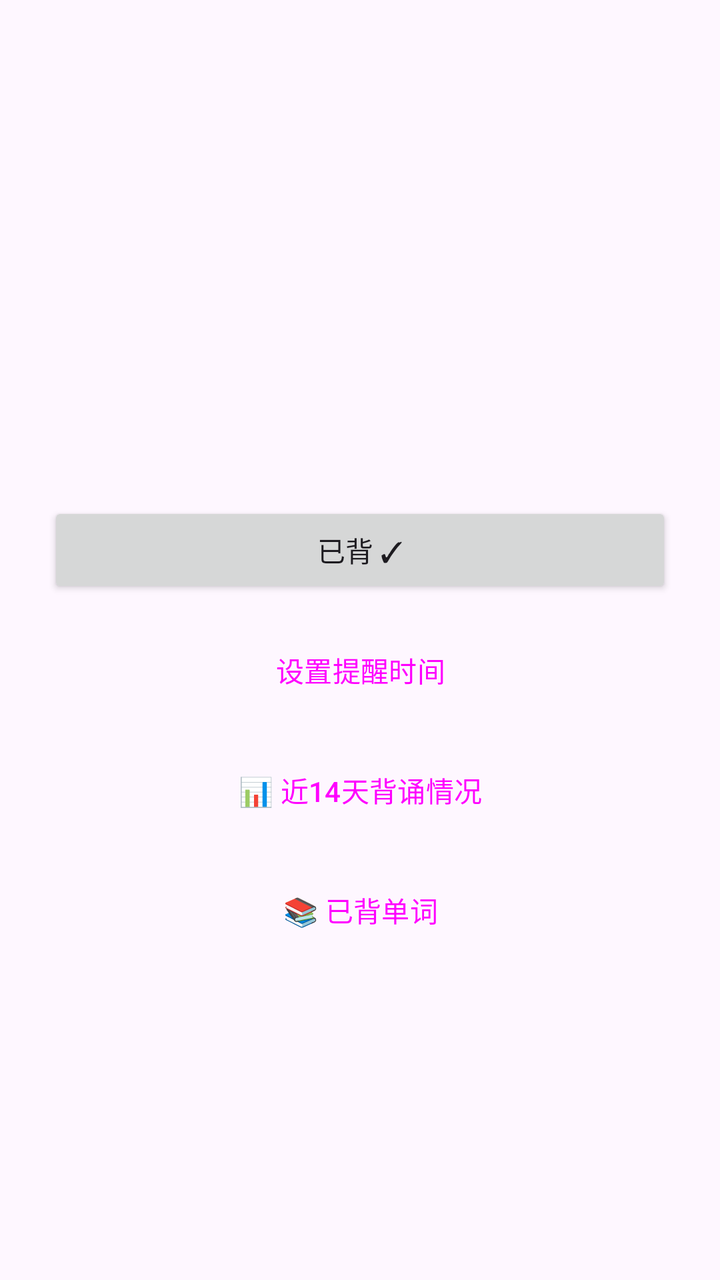
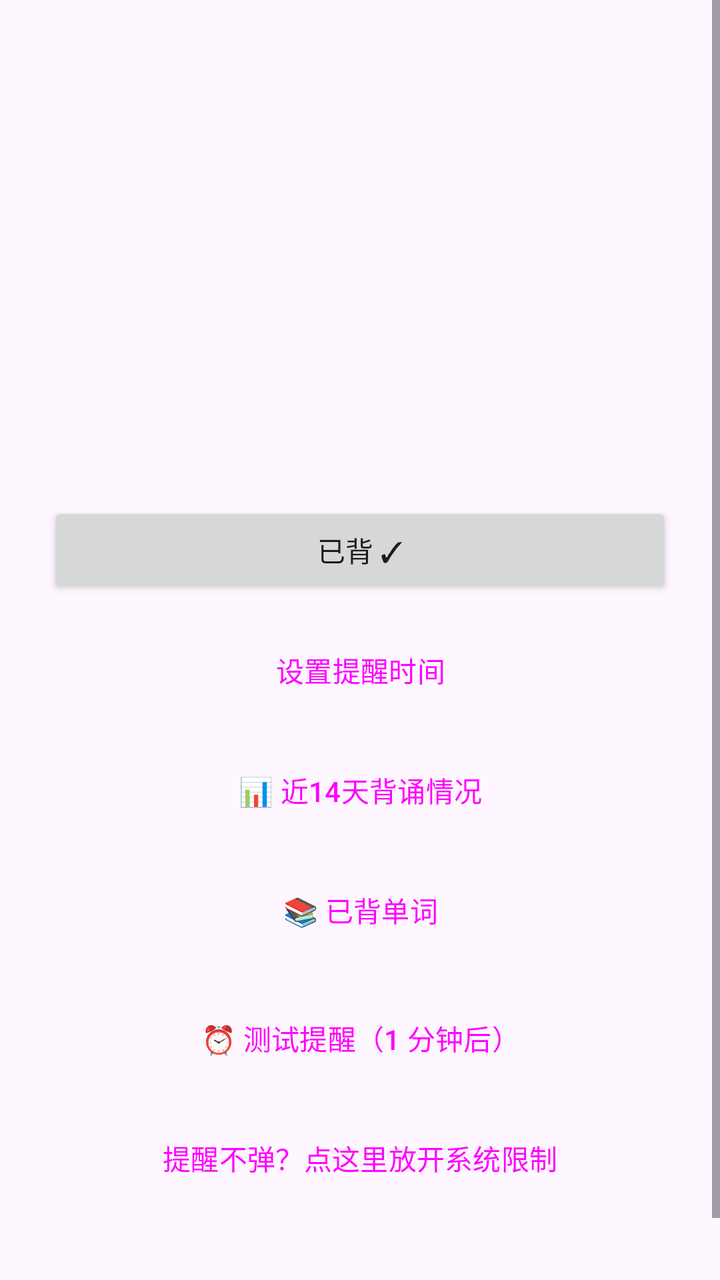

Before-and-after screenshots of an Android layout around one commit, followed by the original layout XML and the change that was made.
<!-- AndroidManifest.xml: application theme Theme.WordReminder -->
<!-- res/layout/activity_main.xml -->
<?xml version="1.0" encoding="utf-8"?>
<ScrollView xmlns:android="http://schemas.android.com/apk/res/android"
    android:layout_width="match_parent"
    android:layout_height="match_parent"
    android:background="?attr/colorSurface">

    <LinearLayout
        android:orientation="vertical"
        android:padding="24dp"
        android:layout_width="match_parent"
        android:layout_height="wrap_content">

        <TextView
            android:id="@+id/tvDate"
            android:layout_width="wrap_content"
            android:layout_height="wrap_content"
            android:textColor="?attr/colorPrimary"
            android:textSize="14sp" />

        <TextView
            android:id="@+id/tvQueue"
            android:layout_width="wrap_content"
            android:layout_height="wrap_content"
            android:layout_marginTop="4dp"
            android:textSize="13sp"
            android:textColor="#888888" />

        <TextView
            android:id="@+id/tvWord"
            android:layout_width="match_parent"
            android:layout_height="wrap_content"
            android:layout_marginTop="8dp"
            android:textSize="40sp"
            android:textStyle="bold" />

        <TextView
            android:id="@+id/tvPhonetic"
            android:layout_width="match_parent"
            android:layout_height="wrap_content"
            android:textSize="16sp"
            android:textColor="#666666" />

        <TextView
            android:id="@+id/tvMeaning"
            android:layout_width="match_parent"
            android:layout_height="wrap_content"
            android:layout_marginTop="16dp"
            android:textSize="20sp" />

        <TextView
            android:id="@+id/tvExample"
            android:layout_width="match_parent"
            android:layout_height="wrap_content"
            android:layout_marginTop="12dp"
            android:textSize="15sp"
            android:textColor="#555555" />

        <Button
            android:id="@+id/btnDone"
            android:layout_width="match_parent"
            android:layout_height="wrap_content"
            android:layout_marginTop="28dp"
            android:text="已背 ✓" />

        <Button
            android:id="@+id/btnSettings"
            android:layout_width="match_parent"
            android:layout_height="wrap_content"
            android:layout_marginTop="12dp"
            android:text="设置提醒时间"
            style="?attr/materialButtonOutlinedStyle" />

        <Button
            android:id="@+id/btnStats"
            android:layout_width="match_parent"
            android:layout_height="wrap_content"
            android:layout_marginTop="12dp"
            android:text="📊 近14天背诵情况"
            style="?attr/materialButtonOutlinedStyle" />

        <Button
            android:id="@+id/btnLearned"
            android:layout_width="match_parent"
            android:layout_height="wrap_content"
            android:layout_marginTop="12dp"
            android:text="📚 已背单词"
            style="?attr/materialButtonOutlinedStyle" />

        <Button
            android:id="@+id/btnExit"
            android:layout_width="match_parent"
            android:layout_height="wrap_content"
            android:layout_marginTop="12dp"
            android:text="退出程序"
            android:visibility="gone"
            style="?attr/materialButtonOutlinedStyle" />

        <TextView
            android:id="@+id/tvStreak"
            android:layout_width="match_parent"
            android:layout_height="wrap_content"
            android:layout_marginTop="24dp"
            android:textSize="16sp"
            android:textStyle="bold"
            android:gravity="center" />
    </LinearLayout>
</ScrollView>
<!-- resources referenced by this layout -->
<resources>
  <style name="Theme.WordReminder" parent="Theme.Material3.DayNight.NoActionBar">
          <item name="colorPrimary">@color/purple_500</item>
          <item name="colorPrimaryDark">@color/purple_700</item>
      </style>
  <color name="purple_500">#6750A4</color>
  <color name="purple_700">#21005D</color>
</resources>

<!-- the commit's change to res/layout/activity_main.xml (unified diff, before → after) -->
@@ -95,6 +95,22 @@
             android:visibility="gone"
             style="?attr/materialButtonOutlinedStyle" />
 
+        <Button
+            android:id="@+id/btnTest"
+            android:layout_width="match_parent"
+            android:layout_height="wrap_content"
+            android:layout_marginTop="16dp"
+            android:text="⏰ 测试提醒（1 分钟后）"
+            style="?attr/materialButtonOutlinedStyle" />
+
+        <Button
+            android:id="@+id/btnFix"
+            android:layout_width="match_parent"
+            android:layout_height="wrap_content"
+            android:layout_marginTop="12dp"
+            android:text="提醒不弹？点这里放开系统限制"
+            style="?attr/materialButtonOutlinedStyle" />
+
         <TextView
             android:id="@+id/tvStreak"
             android:layout_width="match_parent"
